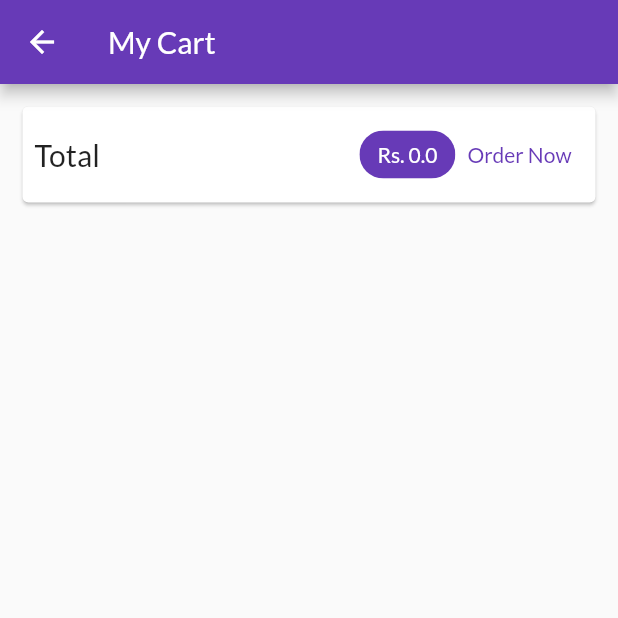
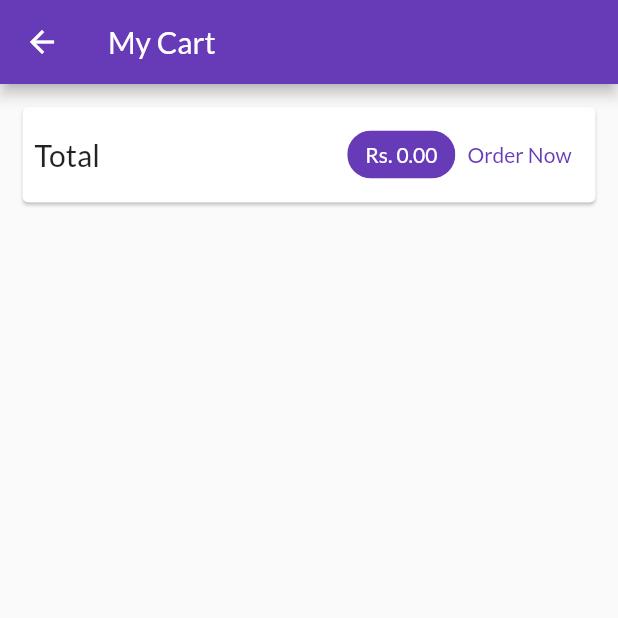
Before and after one commit to parimal5/my-shop, a Flutter app: the CartScreen screen opened by its route, on a phone screen of 412 x 824 dp, the top half of it. Run offline on Flutter 3.47's test engine with Material 2 defaults, Android fonts, the phone set to English and light mode, and no system bars; network calls fail.

```diff
--- a/lib/provider/products.dart
+++ b/lib/provider/products.dart
@@ -7,35 +7,36 @@ class ProductsProvider with ChangeNotifier {
   List<Product> _items = [
     Product(
       id: 'p1',
-      title: 'Red Shirt',
-      description: 'A red shirt - it is pretty red!',
-      price: 1500,
+      title: 'Fc Barcelona T-Shirt',
+      description: 'BARCELONA HOME JERSEY WITH MESSI PRINT 2020-21',
+      price: 1500.00,
       imageUrl:
-          'https://cdn.pixabay.com/photo/2016/10/02/22/17/red-t-shirt-1710578_1280.jpg',
+          'https://store.fcbarcelona.com/medias/21100M-MESSI-1.jpg?context=bWFzdGVyfGltYWdlc3wzMDkzMzh8aW1hZ2UvanBlZ3xoNzgvaDdjLzg4NjY4NzI1OTAzNjYvMjExMDBNX01FU1NJXzEuanBnfDY4ZjMxM2Y1ZDk3ZDQzNGI4YWE2YWQzNjNkZGFjNzEwMTJhNTE4NDVlMmI2YTQwYjk1ZDIxZjA0NjQxMTViNDA',
     ),
     Product(
       id: 'p2',
-      title: 'Trousers',
-      description: 'A nice pair of trousers.',
-      price: 2000,
+      title: 'Apple MacBook',
+      description:
+          '2020 Apple MacBook Pro (13-inch, 8GB RAM, 256GB SSD, 1.4GHz Quad-core 8th-Generation Intel Core i5 Processor, Two Thunderbolt 3 Ports) - Space Grey',
+      price: 200000.00,
       imageUrl:
-          'https://upload.wikimedia.org/wikipedia/commons/thumb/e/e8/Trousers%2C_dress_%28AM_1960.022-8%29.jpg/512px-Trousers%2C_dress_%28AM_1960.022-8%29.jpg',
+          'https://store.storeimages.cdn-apple.com/4982/as-images.apple.com/is/macbook-pro-13-og-202011?wid=1200&hei=630&fmt=jpeg&qlt=95&.v=1604347427000',
     ),
     Product(
       id: 'p3',
-      title: 'Yellow Scarf',
-      description: 'Warm and cozy - exactly what you need for the winter.',
-      price: 3000,
+      title: 'Coding T-shirt',
+      description: 'Warm and cozy - exactly what you need.',
+      price: 1200.00,
       imageUrl:
-          'https://live.staticflickr.com/4043/4438260868_cc79b3369d_z.jpg',
+          'https://images-na.ssl-images-amazon.com/images/I/71xUgLxhY6L.jpg',
     ),
     Product(
       id: 'p4',
-      title: 'A Pan',
-      description: 'Prepare any meal you want.',
-      price: 100000,
+      title: 'Rasberry pi',
+      description: 'Raspberry Pi 3 Model B+, SoC, IoT, PoE Enabled SBC.',
+      price: 100000.00,
       imageUrl:
-          'https://upload.wikimedia.org/wikipedia/commons/thumb/1/14/Cast-Iron-Pan.jpg/1024px-Cast-Iron-Pan.jpg',
+          'https://images-na.ssl-images-amazon.com/images/I/71IOISwSYZL._AC_SL1400_.jpg',
     ),
   ];
 
--- a/lib/screen/cart_screen.dart
+++ b/lib/screen/cart_screen.dart
@@ -35,7 +35,7 @@ class CartScreen extends StatelessWidget {
                   Spacer(),
                   Chip(
                     label: Text(
-                      'Rs. ${cart.totalAmount}',
+                      'Rs. ${cart.totalAmount.toStringAsFixed(2)}',
                       style: TextStyle(
                           color: Theme.of(context)
                               .primaryTextTheme
--- a/lib/widget/product_grid.dart
+++ b/lib/widget/product_grid.dart
@@ -12,6 +12,7 @@ class ProductsGrid extends StatelessWidget {
   @override
   Widget build(BuildContext context) {
     final productData = Provider.of<ProductsProvider>(context);
+
     final products =
         showFavourite ? productData.favouriteItems : productData.items;
 
@@ -25,7 +26,7 @@ class ProductsGrid extends StatelessWidget {
       ),
       gridDelegate: SliverGridDelegateWithFixedCrossAxisCount(
         crossAxisCount: 2,
-        childAspectRatio: 4 / 5,
+        childAspectRatio: 0.5,
         crossAxisSpacing: 10,
         mainAxisSpacing: 50,
       ),
```
Also changed, not shown: lib/widget/order_items.dart (+42 -5 lines).
